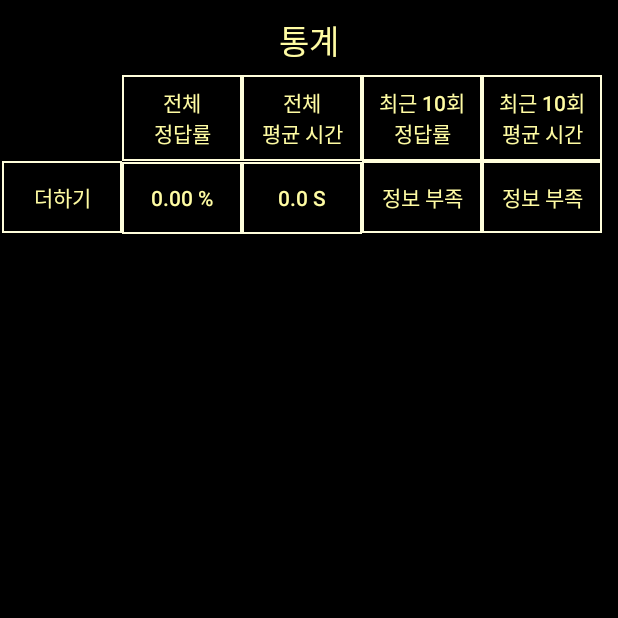
After one commit to atomic0x90/Mere-Creation, an Android app: the UserStatistics screen opened directly, with no data from a screen before it, on a phone screen of 412 x 824 dp, the top half of it. The commit adds this screen. Run offline under Robolectric (Android 15) with nearby library versions, the phone set to English and light mode, and no system bars.

Commit message:
Add insert ChAdd, UserStatistics

```diff
--- /dev/null
+++ b/android/MathGame/app/src/main/java/atomic0x90/github/io/mathgame/UserStatistics.java
@@ -0,0 +1,122 @@
+package atomic0x90.github.io.mathgame;
+
+import androidx.appcompat.app.AppCompatActivity;
+
+import android.database.Cursor;
+import android.database.sqlite.SQLiteDatabase;
+import android.database.sqlite.SQLiteException;
+import android.os.Bundle;
+import android.widget.Button;
+
+import java.io.File;
+import java.util.Locale;
+
+public class UserStatistics extends AppCompatActivity {
+
+    SQLiteDatabase sqLiteDatabase;
+
+    //plus
+    int plusIDX = -1;
+    double plusResult = 0,plusAVtime = 0,plus10Result = 0,plus10AVtime = 0;
+
+
+    @Override
+    protected void onCreate(Bundle savedInstanceState) {
+        super.onCreate(savedInstanceState);
+        setContentView(R.layout.activity_user_statistics);
+
+        sqLiteDatabase =  init_database();
+
+        //Plus (1)
+        Button plusAnswer = (Button)findViewById(R.id.PlusAnswer);
+        Button plusTime = (Button)findViewById(R.id.PlusTime);
+        Button plus10Answer = (Button)findViewById(R.id.Plus10Answer);
+        Button plus10Time = (Button)findViewById(R.id.Plus10Time);
+        load_plus();
+
+        if(plusIDX == -1){
+            plusAnswer.setText("정보 없음");
+            plusTime.setText("정보 없음");
+            plus10Answer.setText("정보 없음");
+            plus10Time.setText("정보 없음");
+        }
+        else if(plusIDX >= 1 && plusIDX <= 10){
+            plusAnswer.setText(String.format(Locale.getDefault(),"%.2f %%",( plusResult/(plusIDX*10) )*100 ));
+            plusTime.setText(String.format(Locale.getDefault(),"%.1f s",plusAVtime/plusIDX));
+            plus10Answer.setText("정보 부족");
+            plus10Time.setText("정보 부족");
+        }
+        else{
+            pre_load_plus();
+            plusAnswer.setText(String.format(Locale.getDefault(),"%.2f %%",( plusResult/(plusIDX*10) )*100 ));
+            plusTime.setText(String.format(Locale.getDefault(),"%.1f s",plusAVtime/plusIDX));
+            plus10Answer.setText(String.format(Locale.getDefault(),"%.2f %%",(plus10Result/(10*10) )*100 ));
+            plus10Time.setText(String.format(Locale.getDefault(),"%.1f s",plus10AVtime/10));
+        }
+    }
+
+    //DB
+    private SQLiteDatabase init_database() {
+
+        SQLiteDatabase db = null ;
+        // File file = getDatabasePath("contact.db") ;
+        File file = new File(getFilesDir(), "contact.db") ;
+
+        System.out.println("PATH : " + file.toString()) ;
+        try {
+            db = SQLiteDatabase.openOrCreateDatabase(file, null) ;
+        } catch (SQLiteException e) {
+            e.printStackTrace() ;
+        }
+
+        if (db == null) {
+            System.out.println("DB creation failed. " + file.getAbsolutePath()) ;
+        }
+
+        return db ;
+    }
+
+    private void load_plus(){
+        if(sqLiteDatabase != null) {
+            String sqlQuery = "SELECT * FROM ChAdd";
+            Cursor cursor = null;
+
+            cursor = sqLiteDatabase.rawQuery(sqlQuery, null);
+
+            if (cursor.moveToFirst()) {
+                //if (cursor.moveToNext())
+                do {
+                    plusIDX = cursor.getInt(0);
+                    plusResult += cursor.getInt(1);
+                    plusAVtime += cursor.getDouble(2);
+
+                    System.out.println("TEST " + plusIDX + " " + plusResult + " " + plusAVtime);
+                }while(cursor.moveToNext());
+            }
+        }
+    }
+
+    private void pre_load_plus(){
+        if(sqLiteDatabase != null){
+            String sqlQuery = "SELECT * FROM ChAdd";
+            Cursor cursor = null;
+
+            cursor = sqLiteDatabase.rawQuery(sqlQuery,null);
+
+            int check = 0;
+            if(cursor.moveToLast()){
+                do {
+                    check++;
+
+
+                    plus10Result += cursor.getInt(1);
+                    plus10AVtime += cursor.getDouble(2);
+
+                    System.out.println("10 TEST "+plus10Result + " "+plus10AVtime + "check "+check);
+                    if(check == 10)
+                        break;
+                }while(cursor.moveToPrevious());
+            }
+        }
+    }
+}
--- /dev/null
+++ b/android/MathGame/app/src/main/res/layout/activity_user_statistics.xml
@@ -0,0 +1,144 @@
+<?xml version="1.0" encoding="utf-8"?>
+<androidx.constraintlayout.widget.ConstraintLayout
+    xmlns:android="http://schemas.android.com/apk/res/android"
+    xmlns:tools="http://schemas.android.com/tools"
+    xmlns:app="http://schemas.android.com/apk/res-auto"
+    android:layout_width="match_parent"
+    android:layout_height="match_parent"
+    tools:context=".UserStatistics"
+
+    android:background="@color/background"
+
+    >
+
+    <TextView
+        android:id="@+id/textView2"
+        android:layout_width="wrap_content"
+        android:layout_height="wrap_content"
+        android:layout_marginTop="10dp"
+        android:text="통계"
+        android:textAppearance="@style/TextAppearance.AppCompat.Large"
+        android:textColor="@color/text"
+        app:layout_constraintEnd_toEndOf="parent"
+        app:layout_constraintStart_toStartOf="parent"
+        app:layout_constraintTop_toTopOf="parent" />
+
+    <androidx.gridlayout.widget.GridLayout
+        android:layout_width="409dp"
+        android:layout_height="689dp"
+        android:layout_marginStart="3dp"
+        android:layout_marginLeft="3dp"
+        android:layout_marginTop="1dp"
+        android:layout_marginEnd="3dp"
+        android:layout_marginRight="3dp"
+        app:columnCount="5"
+        app:layout_constraintEnd_toEndOf="parent"
+        app:layout_constraintStart_toStartOf="parent"
+
+        app:layout_constraintTop_toBottomOf="@+id/textView2"
+        app:orientation="horizontal">
+
+        <Button
+            android:id="@+id/Plus10Answer"
+            android:layout_width="80dp"
+            android:layout_height="wrap_content"
+            android:background="@drawable/button_style"
+            android:text="Button"
+            android:textColor="@color/text"
+            app:layout_column="3"
+            app:layout_row="1" />
+
+        <Button
+            android:id="@+id/empty1"
+            android:layout_width="80dp"
+            android:layout_height="wrap_content"
+            android:background="@color/background"
+            android:textColor="@color/text"
+            app:layout_column="0"
+            app:layout_row="0" />
+
+        <Button
+            android:id="@+id/AlltimeButton"
+            android:layout_width="80dp"
+            android:layout_height="wrap_content"
+            android:background="@drawable/button_style"
+            android:text="전체\n평균 시간"
+            android:textColor="@color/text"
+            app:layout_column="2"
+            app:layout_row="0" />
+
+        <Button
+            android:id="@+id/answer10Button"
+            android:layout_width="80dp"
+            android:layout_height="wrap_content"
+            android:background="@drawable/button_style"
+            android:text="최근 10회\n정답률"
+            android:textColor="@color/text"
+            app:layout_column="3"
+            app:layout_row="0" />
+
+        <Button
+            android:id="@+id/time10Button"
+            android:layout_width="80dp"
+            android:layout_height="wrap_content"
+            android:background="@drawable/button_style"
+            android:text="최근 10회\n평균 시간"
+            android:textColor="@color/text"
+
+            app:layout_column="4"
+            app:layout_row="0" />
+
+        <Button
+            android:id="@+id/AllanswerButton"
+            android:layout_width="80dp"
+            android:layout_height="wrap_content"
+            android:background="@drawable/button_style"
+            android:text="전체\n정답률"
+            android:textColor="@color/text"
+
+            app:layout_column="1"
+            app:layout_row="0" />
+
+        <Button
+            android:id="@+id/Plus"
+            android:layout_width="80dp"
+            android:layout_height="wrap_content"
+            android:background="@drawable/button_style"
+            android:text="더하기"
+            android:textColor="@color/text"
+            app:layout_column="0"
+            app:layout_row="1" />
+
+        <Button
+            android:id="@+id/PlusAnswer"
+            android:layout_width="80dp"
+            android:layout_height="wrap_content"
+            android:background="@drawable/button_style"
+            android:text="Button"
+            android:textColor="@color/text"
+            app:layout_column="1"
+            app:layout_row="1" />
+
+        <Button
+            android:id="@+id/Plus10Time"
+            android:layout_width="80dp"
+            android:layout_height="wrap_content"
+            android:background="@drawable/button_style"
+            android:text="Button"
+            android:textColor="@color/text"
+            app:layout_column="4"
+            app:layout_row="1" />
+
+        <Button
+            android:id="@+id/PlusTime"
+            android:layout_width="80dp"
+            android:layout_height="wrap_content"
+            android:background="@drawable/button_style"
+            android:text="Button"
+            android:textColor="@color/text"
+            app:layout_column="2"
+            app:layout_row="1" />
+
+    </androidx.gridlayout.widget.GridLayout>
+
+</androidx.constraintlayout.widget.ConstraintLayout>
```
Also changed, not shown: android/MathGame/app/src/main/AndroidManifest.xml (+9 -6 lines), android/MathGame/app/src/main/java/atomic0x90/github/io/mathgame/Challenge_add.java (+37 -30 lines), android/MathGame/app/src/main/java/atomic0x90/github/io/mathgame/CustomDialog.java (+13 -1 lines), android/MathGame/app/src/main/java/atomic0x90/github/io/mathgame/MainActivity.java (+11 -0 lines), android/MathGame/app/src/main/res/layout/activity_main.xml (+41 -36 lines).
